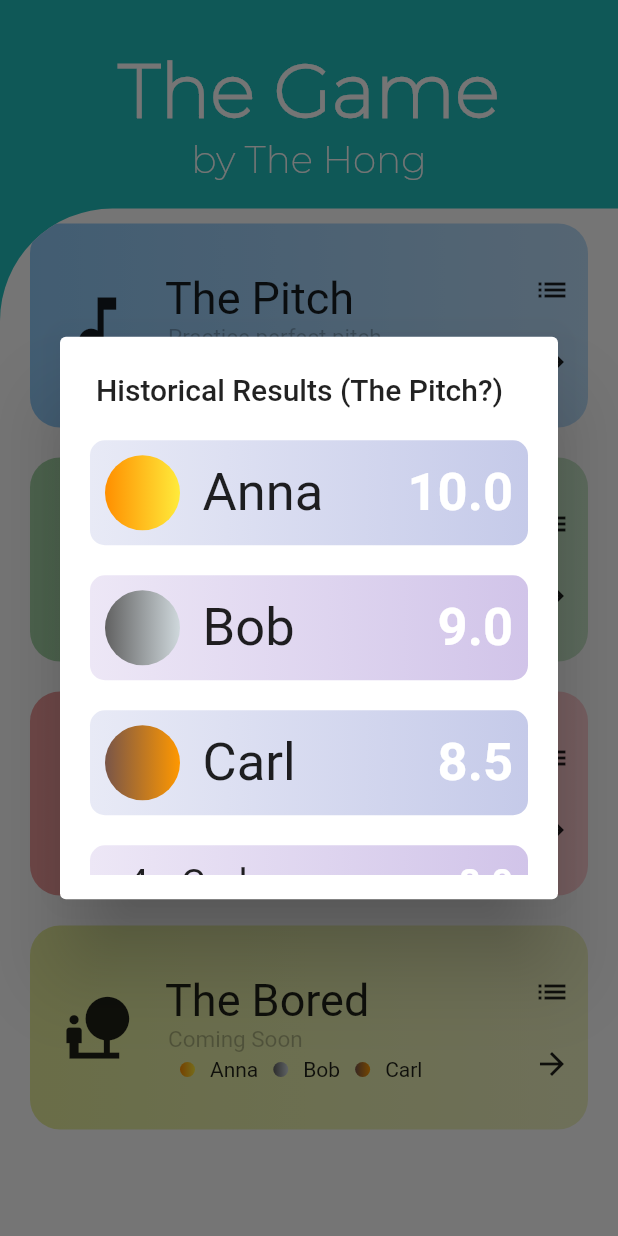
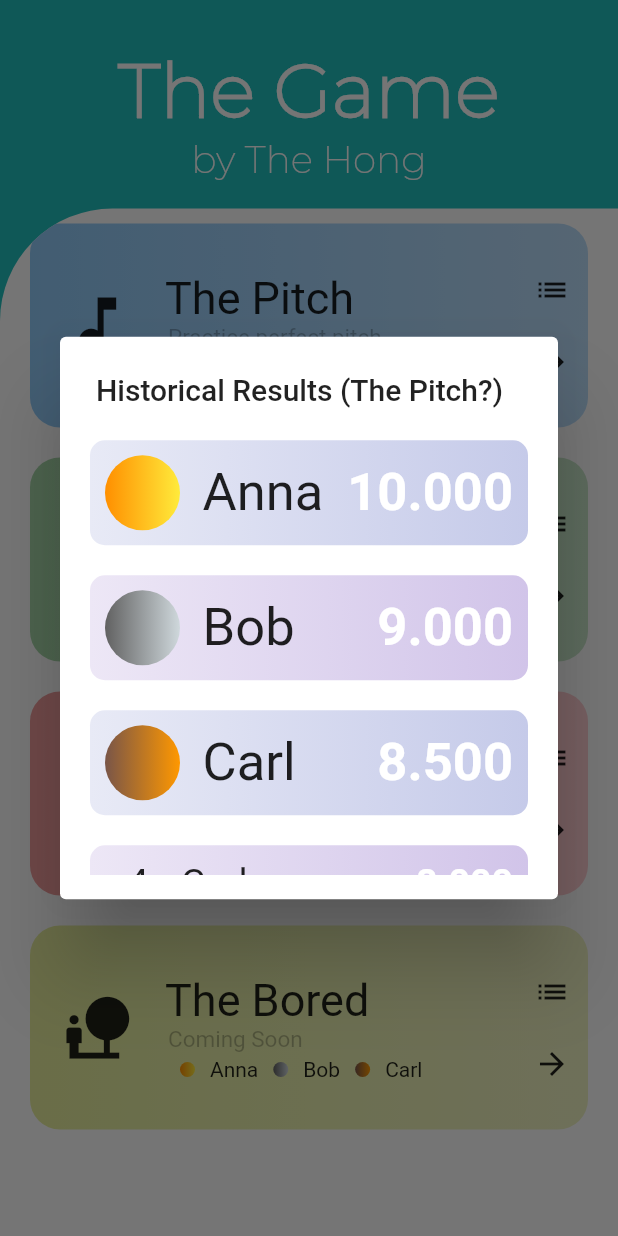
Before and after one commit to TheHong/TheGame, a Flutter app: the screen it shows after launch, after a tap on the "list" icon, on a phone screen of 412 x 824 dp. Run offline on Flutter 3.47's test engine with Material 2 defaults, Android fonts, the phone set to English and light mode, and no system bars; our stand-ins replace flutter_spinkit; missing offline and left inert: flutter_midi.

Commit message:
Add results page and did error catching for counter -Includes smooth transition from results back to home

```diff
--- a/lib/components/result_widgets.dart
+++ b/lib/components/result_widgets.dart
@@ -1,5 +1,3 @@
-
-
 import 'package:flutter/material.dart';
 import 'package:game_app/models/user.dart';
 
@@ -47,12 +45,21 @@ Widget getMedalItem(int rank, double medalSize) {
   );
 }
 
-Widget getResultItem(int rank, Result result) {
+Widget getResultItem(int rank, Result result, {int rankBeEmphasized = -1}) {
   return Padding(
     padding: const EdgeInsets.symmetric(vertical: 10, horizontal: 20),
     child: Container(
         padding: EdgeInsets.all(10),
         decoration: BoxDecoration(
+          boxShadow: rank == rankBeEmphasized
+              ? [
+                  BoxShadow(
+                      color: Colors.grey.withOpacity(0.5),
+                      spreadRadius: 10,
+                      blurRadius: 7,
+                      offset: Offset(0, 3))
+                ]
+              : [],
           gradient: LinearGradient(
             colors: rank % 2 == 0
                 ? [Colors.deepPurple[50], Colors.deepPurple[100]]
@@ -70,13 +77,26 @@ Widget getResultItem(int rank, Result result) {
                   ? getMedalItem(rank, 50)
                   : Padding(
                       padding: const EdgeInsets.only(left: 15.0),
-                      child: Text("$rank.", style: TextStyle(fontSize: 25)),
+                      child: Text(
+                        "$rank.",
+                        style: TextStyle(
+                            fontSize: 25,
+                            fontWeight: rank == rankBeEmphasized
+                                ? FontWeight.bold
+                                : FontWeight.normal),
+                      ),
                     ),
             ),
             Expanded(
-                child: Text(result.name,
-                    style: TextStyle(fontSize: rank <= 3 ? 35 : 25))),
-            Text("${result.score}",
+                child: Text(
+              result.name,
+              style: TextStyle(
+                  fontSize: rank <= 3 ? 35 : 25,
+                  fontWeight: rank == rankBeEmphasized
+                      ? FontWeight.bold
+                      : FontWeight.normal),
+            )),
+            Text("${result.score.toStringAsFixed(3)}",
                 style: TextStyle(
                     fontSize: rank <= 3 ? 35 : 25,
                     fontWeight: FontWeight.bold,
--- a/lib/models/user.dart
+++ b/lib/models/user.dart
@@ -13,5 +13,7 @@ List<Result> getSampleResults(){
     Result(name: "Bob", score: 9, game: "The Pitch?"),
     Result(name: "Carl", score: 8.5, game: "The Pitch?"),
     Result(name: "Carl", score: 8, game: "The Pitch?"),
+    Result(name: "Diana", score: 1, game: "The Pitch?"),
+    Result(name: "Anna", score: 1, game: "The Pitch?"),
   ];
 }
```
Also changed, not shown: lib/models/game_core.dart (+42 -6 lines), lib/screens/results.dart (+58 -3 lines), lib/screens/the_pitch/components/submit_button.dart (+8 -1 lines).
